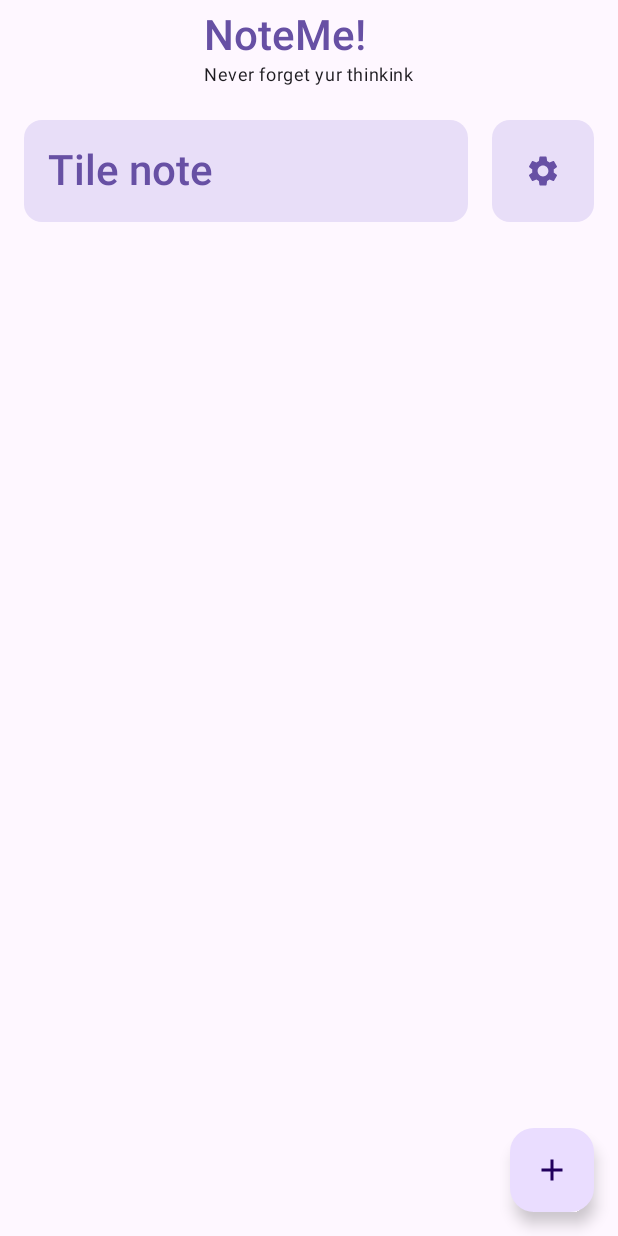
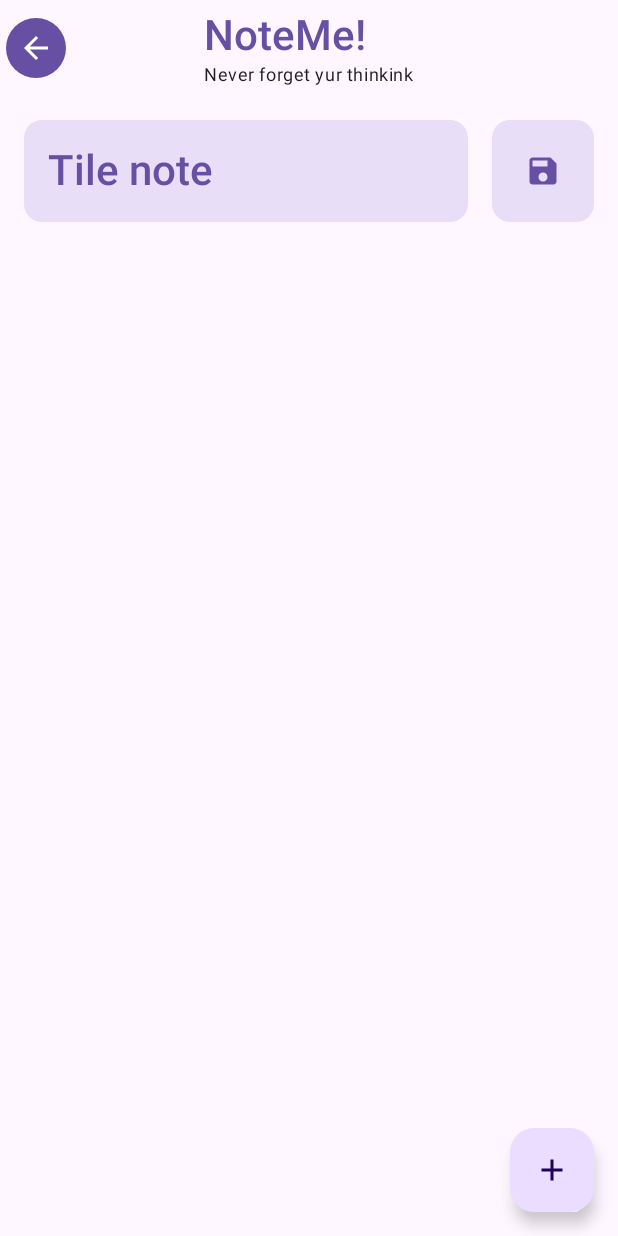
Before and after one commit to alessiotoma8/noteme, an Android app built with Jetpack Compose: the TextNoteScreen screen opened through its navigation route, on a phone screen of 412 x 824 dp. Run offline under Robolectric (Android 15) with nearby library versions, the phone set to English and light mode, and no system bars.

Commit message:
first commit

```diff
--- a/app/src/main/java/com/example/noteme/composables/navigation/AppContent.kt
+++ b/app/src/main/java/com/example/noteme/composables/navigation/AppContent.kt
@@ -30,50 +30,7 @@ fun AppContent() {
     Scaffold(
         modifier = Modifier.fillMaxSize(),
         topBar = {
-            CenterAlignedTopAppBar(
-                title = {
-                    Column {
-                        Text(
-                            text = "NoteMe!",
-                            style = MaterialTheme.typography.headlineMedium,
-                            color = MaterialTheme.colorScheme.primary,
-                            fontWeight = FontWeight.SemiBold
-                        )
-                        Text(
-                            text = "Never forget yur thinkink",
-                            style = MaterialTheme.typography.bodySmall
-                        )
-                    }
-                },
-                colors = TopAppBarDefaults.topAppBarColors().copy(
-                    containerColor = MaterialTheme.colorScheme.surface,
-                ),
-                navigationIcon = {
-                    IconButton(onClick = { /* Handle menu icon click */ }) {
-                        //Se sono loggfato persona e impostazioni
-                        //se dentro menu duivneta un back
-                        //Icon(Icons.Default.Menu, contentDescription = "Menu")
-//                        Icon(
-//                            modifier = Modifier
-//                                .clip(CircleShape)
-//                                .background(MaterialTheme.colorScheme.primary)
-//                                .padding(8.dp),
-//                            imageVector = Icons.Default.Settings,
-//                            contentDescription = "User icon",
-//                            tint = MaterialTheme.colorScheme.onPrimary,
-//                        )
-//                        Icon(
-//                            modifier = Modifier
-//                                .clip(CircleShape)
-//                                .background(MaterialTheme.colorScheme.primary)
-//                                .padding(8.dp),
-//                            imageVector = Icons.Default.ArrowBack,
-//                            contentDescription = "User icon",
-//                            tint = MaterialTheme.colorScheme.onPrimary,
-//                        )
-                    }
-                }
-            )
+            TopAppBar(navController = navController)
         },
         floatingActionButton = {
             //if (navController.currentDestination?.route == Screen.Home.route) {
--- /dev/null
+++ b/app/src/main/java/com/example/noteme/composables/navigation/TopAppBar.kt
@@ -0,0 +1,97 @@
+package com.example.noteme.composables.navigation
+
+import androidx.compose.animation.AnimatedContent
+import androidx.compose.animation.ExperimentalAnimationApi
+import androidx.compose.animation.fadeIn
+import androidx.compose.animation.fadeOut
+import androidx.compose.animation.togetherWith
+import androidx.compose.foundation.background
+import androidx.compose.foundation.clickable
+import androidx.compose.foundation.layout.Column
+import androidx.compose.foundation.layout.padding
+import androidx.compose.foundation.shape.CircleShape
+import androidx.compose.material.icons.Icons
+import androidx.compose.material.icons.automirrored.filled.ArrowBack
+import androidx.compose.material.icons.filled.Menu
+import androidx.compose.material3.CenterAlignedTopAppBar
+import androidx.compose.material3.ExperimentalMaterial3Api
+import androidx.compose.material3.Icon
+import androidx.compose.material3.MaterialTheme
+import androidx.compose.material3.Text
+import androidx.compose.material3.TopAppBarDefaults
+import androidx.compose.runtime.Composable
+import androidx.compose.runtime.getValue
+import androidx.compose.ui.Modifier
+import androidx.compose.ui.draw.clip
+import androidx.compose.ui.graphics.vector.ImageVector
+import androidx.compose.ui.text.font.FontWeight
+import androidx.compose.ui.unit.dp
+import androidx.navigation.NavHostController
+import androidx.navigation.compose.currentBackStackEntryAsState
+import com.example.noteme.composables.navigation.navigator.Screen
+
+@OptIn(ExperimentalMaterial3Api::class, ExperimentalAnimationApi::class)
+@Composable
+fun TopAppBar(navController: NavHostController) {
+    val currentBackStackEntry by navController.currentBackStackEntryAsState()
+    val currentDestination = currentBackStackEntry?.destination?.route
+
+    CenterAlignedTopAppBar(
+        title = {
+            Column {
+                Text(
+                    text = "NoteMe!",
+                    style = MaterialTheme.typography.headlineMedium,
+                    color = MaterialTheme.colorScheme.primary,
+                    fontWeight = FontWeight.SemiBold
+                )
+                Text(
+                    text = "Never forget yur thinkink",
+                    style = MaterialTheme.typography.bodySmall
+                )
+            }
+        },
+        colors = TopAppBarDefaults.topAppBarColors().copy(
+            containerColor = MaterialTheme.colorScheme.surface,
+        ),
+        navigationIcon = {
+            AnimatedContent(
+                targetState = currentDestination,
+                transitionSpec = {
+                    fadeIn() togetherWith fadeOut()
+                },
+                label = "Btn Anim"
+            ) { targetState ->
+                if (targetState != Screen.Home.route) {
+                    AppBarBtn(
+                        imageVector = Icons.AutoMirrored.Filled.ArrowBack,
+                        onClick = {
+                            navController.popBackStack()
+                        }
+                    )
+                } else {
+                    AppBarBtn(
+                        imageVector = Icons.Default.Menu,
+                        onClick = {
+                            //navController.navigate(Screen.Settings.route)
+                        }
+                    )
+                }
+            }
+        }
+    )
+}
+
+@Composable
+private fun AppBarBtn(imageVector: ImageVector, onClick: () -> Unit) {
+    Icon(
+        modifier = Modifier
+            .clickable { onClick() }
+            .clip(CircleShape)
+            .background(MaterialTheme.colorScheme.primary)
+            .padding(8.dp),
+        imageVector = imageVector,
+        contentDescription = "User icon",
+        tint = MaterialTheme.colorScheme.onPrimary,
+    )
+}
--- a/app/src/main/java/com/example/noteme/composables/textnote/NoteTitleView.kt
+++ b/app/src/main/java/com/example/noteme/composables/textnote/NoteTitleView.kt
@@ -6,6 +6,7 @@ import androidx.compose.foundation.layout.Row
 import androidx.compose.foundation.layout.fillMaxSize
 import androidx.compose.foundation.layout.size
 import androidx.compose.material.icons.Icons
+import androidx.compose.material.icons.filled.Save
 import androidx.compose.material.icons.filled.Settings
 import androidx.compose.material3.Icon
 import androidx.compose.material3.MaterialTheme
@@ -52,7 +53,7 @@ fun NoteTitleView() {
             Box(Modifier.fillMaxSize()) {
                 Icon(
                     modifier = Modifier.align(Alignment.Center),
-                    imageVector = Icons.Filled.Settings,
+                    imageVector = Icons.Filled.Save,
                     contentDescription = "Add",
                     tint = MaterialTheme.colorScheme.primary
                 )
```
